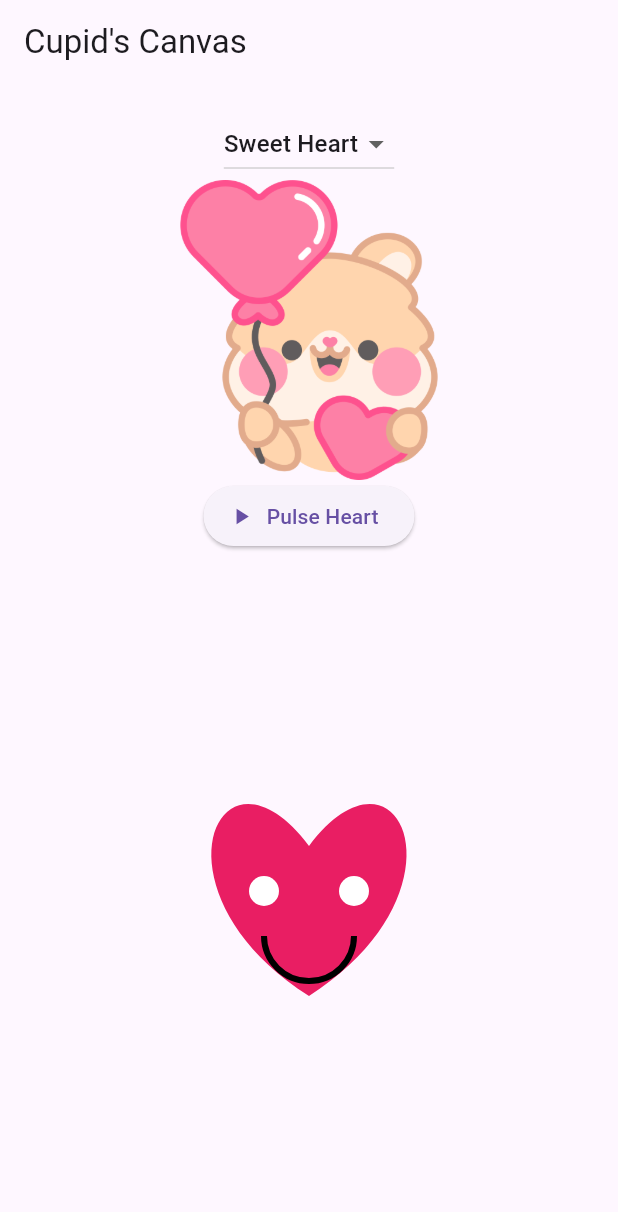
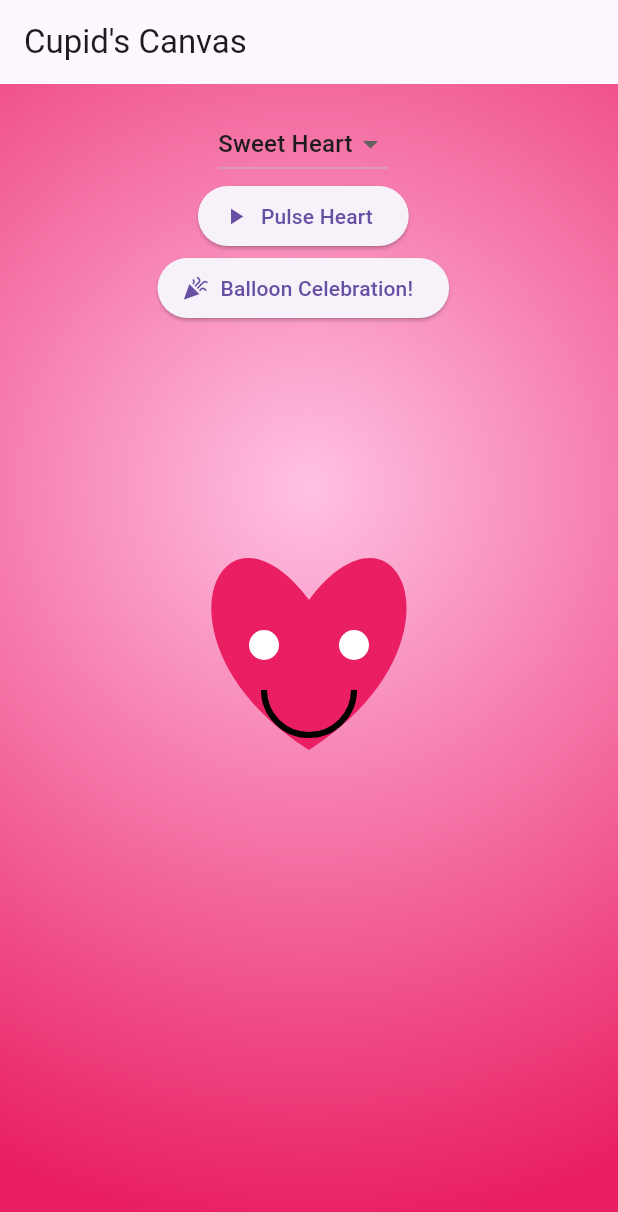
Before and after one commit to Myriad21/Act03_-Cupids_Code_Challenge, a Flutter app: the screen it shows after launch, on a phone screen of 412 x 824 dp. Shown: the top 1212 px of the screen. Run offline on Flutter 3.47's test engine with Material 3 defaults, Android fonts, the phone set to English and light mode, and no system bars.

Commit message:
Balloons Celebration

```diff
--- a/lib/main.dart
+++ b/lib/main.dart
@@ -1,4 +1,5 @@
 import 'package:flutter/material.dart';
+import 'dart:math';
 
 void main() => runApp(const ValentineApp());
 
@@ -23,9 +24,16 @@
 }
 
 class _ValentineHomeState extends State<ValentineHome> with SingleTickerProviderStateMixin {
+
+  // Pulse variables
   late final AnimationController _pulseController;
   late final Animation<double> _pulseAnim;
   bool isPulsing = false;
+
+  // Balloon variables
+  final _rng = Random();
+  final List<_Balloon> _balloons = [];
+  bool _showBalloons = false;
 
   @override
   void initState() {
@@ -47,6 +55,32 @@
     super.dispose();
   }
 
+  // Balloon Helpers
+  void _dropBalloons() {
+  setState(() {
+    _balloons.clear();
+    _showBalloons = true;
+
+    // create 15 balloons with random x positions and delays
+    for (int i = 0; i < 15; i++) {
+      _balloons.add(
+        _Balloon(
+          left: _rng.nextDouble() * (MediaQuery.of(context).size.width - 60), // adjust if needed
+          delayMs: i * 120,
+          size: 50 + _rng.nextDouble() * 50,
+        ),
+      );
+    }
+  });
+
+  // hide after the animation finishes
+  Future.delayed(const Duration(milliseconds: 2500), () {
+    if (!mounted) return;
+    setState(() => _showBalloons = false);
+  });
+}
+
+
 
   final List<String> emojiOptions = ['Sweet Heart', 'Party Heart'];
   String selectedEmoji = 'Sweet Heart';
@@ -55,7 +89,27 @@
   Widget build(BuildContext context) {
     return Scaffold(
       appBar: AppBar(title: const Text('Cupid\'s Canvas')),
-      body: Column(
+      body: Stack(
+        children: [
+          Container(
+            decoration: const BoxDecoration(
+              gradient: RadialGradient(
+                center: Alignment(0, -0.3), // slightly above center
+                radius: 1.2,
+                colors: [
+                  Color(0xFFFFC1E3), // soft pink
+                  Color(0xFFE91E63), // deeper pink/red
+                ],
+              ),
+            ),
+          ),
+
+          // Your normal UI
+          SafeArea(
+            child: Padding(
+              padding: const EdgeInsets.symmetric(horizontal: 105),
+              child: Column(
+                mainAxisSize: MainAxisSize.min,
                 children: [
                   const SizedBox(height: 16),
                   DropdownButton<String>(
@@ -63,35 +117,36 @@
                     items: emojiOptions
                         .map((e) => DropdownMenuItem(value: e, child: Text(e)))
                         .toList(),
-            onChanged: (value) => setState(() => selectedEmoji = value ?? selectedEmoji),
+                    onChanged: (value) =>
+                        setState(() => selectedEmoji = value ?? selectedEmoji),
                   ),
 
-          Image.asset(
-            'assets/images/bmyvalentine.png',
-            width: 200,
-            height: 200,
-          ),
-
-        // Pulse Start-Stop button
                   ElevatedButton.icon(
                     onPressed: () {
                       setState(() => isPulsing = !isPulsing);
-
                       if (isPulsing) {
                         _pulseController.repeat(reverse: true);
                       } else {
                         _pulseController.stop();
-                _pulseController.reset(); // goes back to scale 1.0
+                        _pulseController.reset();
                       }
                     },
                     icon: Icon(isPulsing ? Icons.pause : Icons.play_arrow),
                     label: Text(isPulsing ? 'Stop Pulse' : 'Pulse Heart'),
                   ),
 
+                  ElevatedButton.icon(
+                    onPressed: _dropBalloons,
+                    icon: const Icon(Icons.celebration),
+                    label: const Text('Balloon Celebration!'),
+                  ),
+                ],
+              ),
+            ),
+          ),
 
-          const SizedBox(height: 16),
-          Expanded(
-            child: Center(
+
+          Center(
             child: AnimatedBuilder(
               animation: _pulseAnim,
               builder: (context, child) {
@@ -106,7 +161,13 @@
               ),
             ),
           ),
-          ),
+
+    if (_showBalloons)
+      ..._balloons.map((b) => _FallingBalloon(
+            left: b.left,
+            delayMs: b.delayMs,
+            size: b.size,
+          )),
   ],
 ),
 );
@@ -132,7 +193,7 @@
     paint.color = type == 'Party Heart' ? const Color(0xFFF48FB1) : const Color(0xFFE91E63);
     canvas.drawPath(heartPath, paint);
 
-    // Face features (starter)
+
     final eyePaint = Paint()..color = Colors.white;
     canvas.drawCircle(Offset(center.dx - 30, center.dy - 10), 10, eyePaint);
     canvas.drawCircle(Offset(center.dx + 30, center.dy - 10), 10, eyePaint);
@@ -143,7 +204,7 @@
       ..strokeWidth = 4;
     canvas.drawArc(Rect.fromCircle(center: Offset(center.dx, center.dy + 20), radius: 30), 0, 3.14, false, mouthPaint);
 
-    // Party hat placeholder (expand for confetti)
+
     if (type == 'Party Heart') {
       final hatPaint = Paint()..color = const Color(0xFFFFD54F);
       final hatPath = Path()
@@ -158,3 +219,68 @@
   @override
   bool shouldRepaint(covariant HeartEmojiPainter oldDelegate) => oldDelegate.type != type;
 }
+
+class _Balloon {
+  final double left;
+  final int delayMs;
+  final double size;
+  _Balloon({required this.left, required this.delayMs, required this.size});
+}
+
+class _FallingBalloon extends StatefulWidget {
+  final double left;
+  final int delayMs;
+  final double size;
+
+  const _FallingBalloon({
+    required this.left,
+    required this.delayMs,
+    required this.size,
+  });
+
+  @override
+  State<_FallingBalloon> createState() => _FallingBalloonState();
+}
+
+class _FallingBalloonState extends State<_FallingBalloon> {
+  bool _start = false;
+
+  @override
+  void initState() {
+    super.initState();
+    Future.delayed(Duration(milliseconds: widget.delayMs), () {
+      if (!mounted) return;
+      setState(() => _start = true);
+    });
+  }
+
+  @override
+  Widget build(BuildContext context) {
+    final colors = [
+      Colors.pink,
+      Colors.red,
+      Colors.purple,
+      Colors.orange,
+      Colors.blue,
+    ];
+
+    final color = colors[(widget.left.toInt()) % colors.length];
+
+    return AnimatedPositioned(
+      duration: const Duration(milliseconds: 2000),
+      curve: Curves.easeIn,
+      left: widget.left,
+      top: _start ? MediaQuery.of(context).size.height : 0,
+      child: Column(
+        children: [
+          Image.asset(
+            'assets/images/balloons_cele.png',
+            width: widget.size,
+          ),
+          Container(width: 2, height: 30, color: Colors.black26),
+        ],
+      )
+
+    );
+  }
+}
```
Also changed, not shown: assets/images/balloons_cele.png (added). Lines whose indentation alone changed are shown as unchanged.
